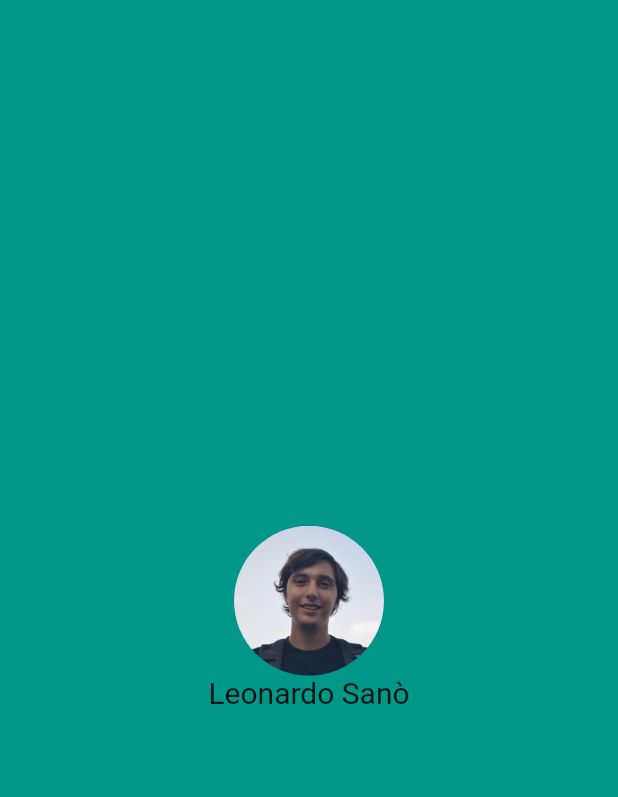
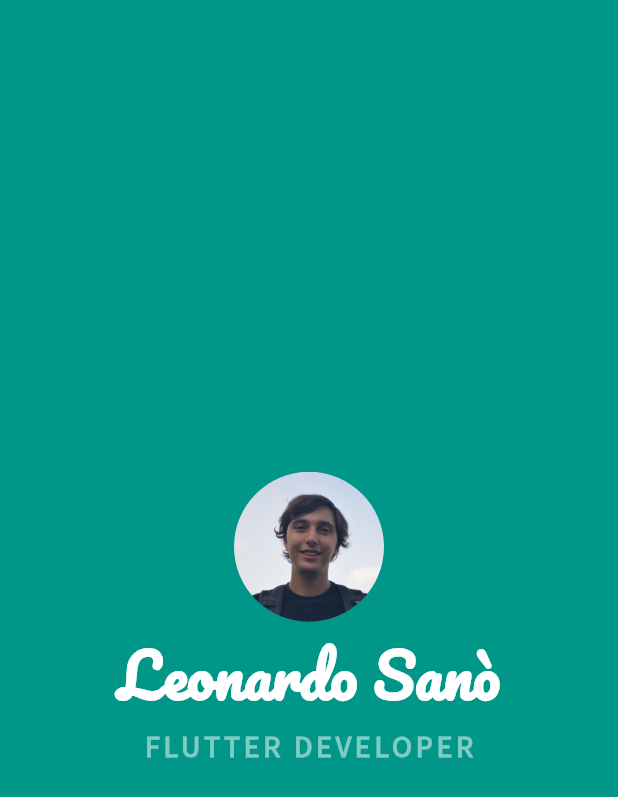
Before and after one commit to LeonardoSano/Flutter-card, a Flutter app: the screen it shows after launch, on a phone screen of 412 x 824 dp. Shown: the top 797 px of the screen. Run offline on Flutter 3.47's test engine with Material 2 defaults, Android fonts, the phone set to English and light mode, and no system bars.

Commit message:
aggiunto nome e flutter developer nei font desiderati

```diff
--- a/lib/main.dart
+++ b/lib/main.dart
@@ -22,7 +22,20 @@ class MyApp extends StatelessWidget {
                 Text(
                   'Leonardo Sanò',
                   style: TextStyle(
-                    fontSize: 20.0,
+                    fontSize: 40.0,
+                    fontFamily: 'Pacifico',
+                    color: Colors.white,
+                    fontWeight: FontWeight.bold
+                  ),
+                ),
+                Text(
+                  'FLUTTER DEVELOPER',
+                  style: TextStyle(
+                      fontSize: 20.0,
+                      fontFamily: 'SourceSansPro',
+                      color: Colors.teal.shade200,
+                      letterSpacing: 2.5,
+                      fontWeight: FontWeight.bold
                   ),
                 ),
               ],
```
Also changed, not shown: pubspec.yaml (+8 -0 lines), fonts/Pacifico-Regular.ttf (added), fonts/SourceSansPro-Regular.ttf (added).
